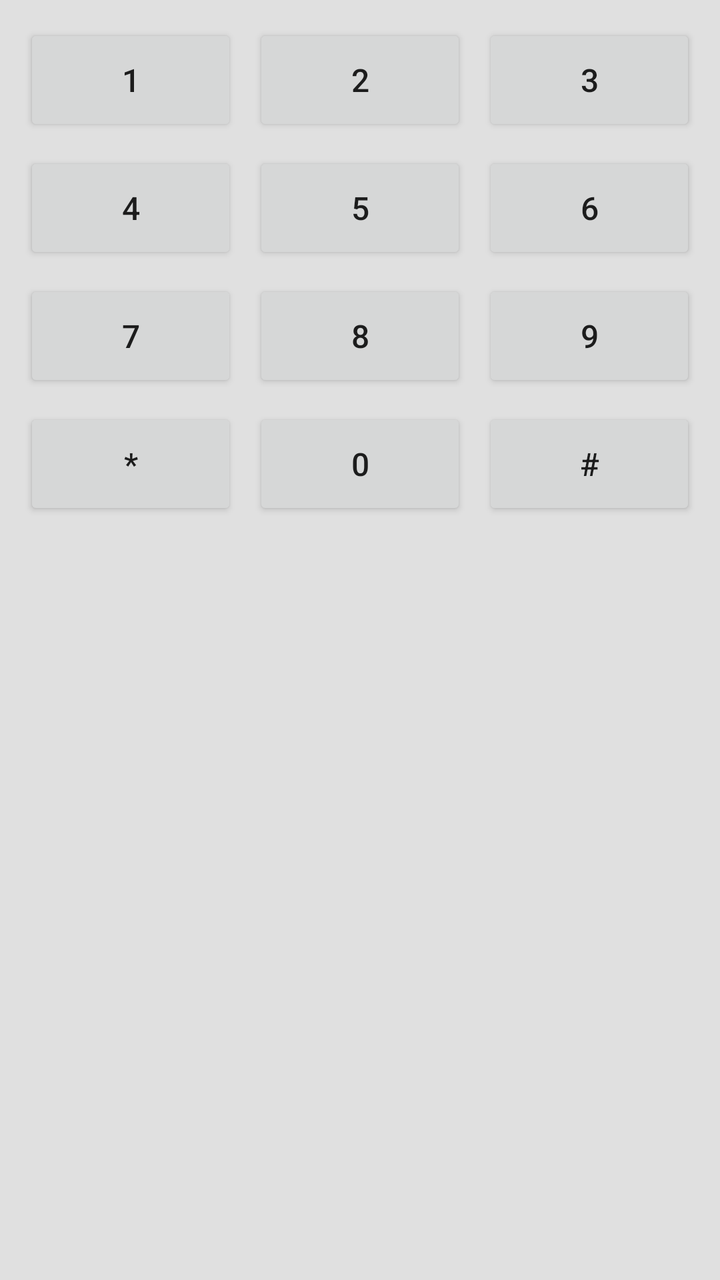
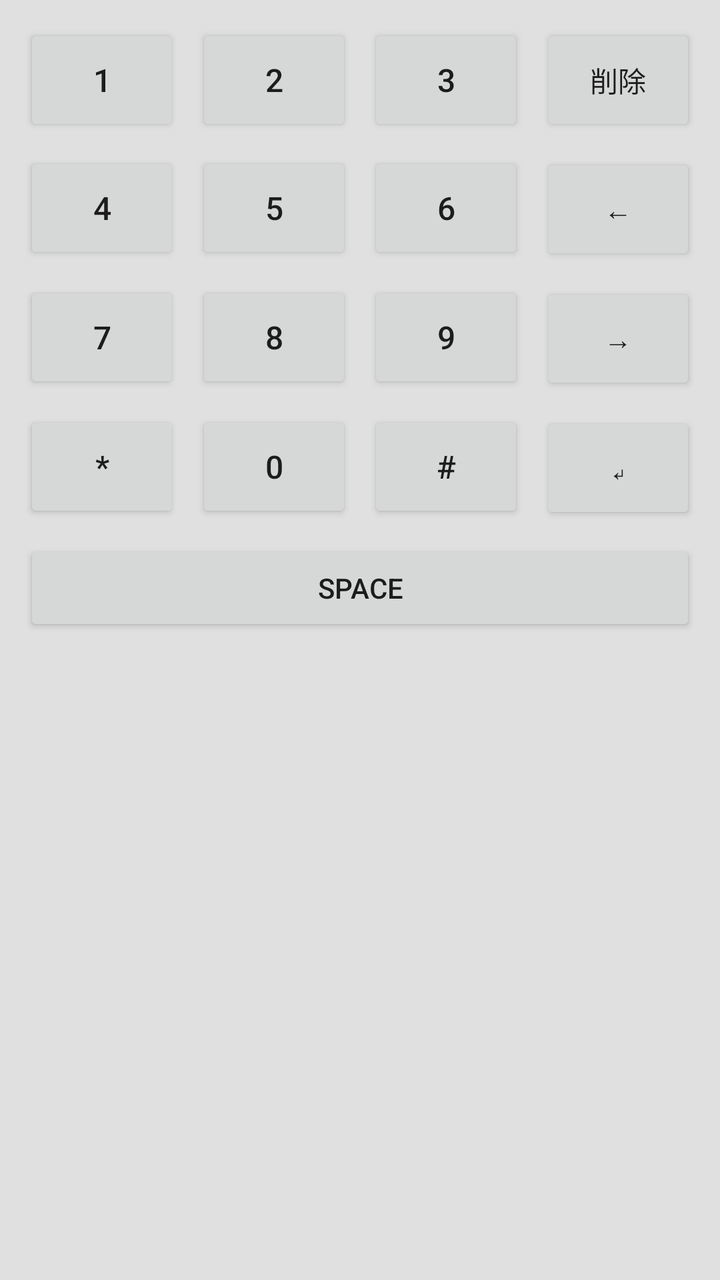

Screens rendered from an Android XML layout before and after an edit, with the pre-edit source and the edit as a unified diff.
<!-- AndroidManifest.xml: application theme Theme.TwoTouchKeyboard -->
<!-- res/layout/keyboard_view.xml -->
<?xml version="1.0" encoding="utf-8"?>
<LinearLayout xmlns:android="http://schemas.android.com/apk/res/android"
    android:layout_width="match_parent"
    android:layout_height="wrap_content"
    android:background="@color/keyboard_background"
    android:orientation="vertical"
    android:padding="8dp">

    <HorizontalScrollView
        android:id="@+id/candidate_scroll"
        android:layout_width="match_parent"
        android:layout_height="48dp"
        android:layout_marginBottom="8dp"
        android:background="@color/candidate_bar_background"
        android:fillViewport="true"
        android:scrollbars="none"
        android:visibility="gone">

        <LinearLayout
            android:id="@+id/candidate_container"
            android:layout_width="wrap_content"
            android:layout_height="match_parent"
            android:gravity="center_vertical"
            android:orientation="horizontal" />

    </HorizontalScrollView>

    <GridLayout
        android:id="@+id/keyboard_grid"
        android:layout_width="match_parent"
        android:layout_height="wrap_content"
        android:columnCount="3"
        android:rowCount="4"
        android:useDefaultMargins="true">

        <Button
            android:id="@+id/key_1"
            style="@style/KeyboardKey"
            android:layout_column="0"
            android:layout_row="0"
            android:text="1" />

        <Button
            android:id="@+id/key_2"
            style="@style/KeyboardKey"
            android:layout_column="1"
            android:layout_row="0"
            android:text="2" />

        <Button
            android:id="@+id/key_3"
            style="@style/KeyboardKey"
            android:layout_column="2"
            android:layout_row="0"
            android:text="3" />

        <Button
            android:id="@+id/key_4"
            style="@style/KeyboardKey"
            android:layout_column="0"
            android:layout_row="1"
            android:text="4" />

        <Button
            android:id="@+id/key_5"
            style="@style/KeyboardKey"
            android:layout_column="1"
            android:layout_row="1"
            android:text="5" />

        <Button
            android:id="@+id/key_6"
            style="@style/KeyboardKey"
            android:layout_column="2"
            android:layout_row="1"
            android:text="6" />

        <Button
            android:id="@+id/key_7"
            style="@style/KeyboardKey"
            android:layout_column="0"
            android:layout_row="2"
            android:text="7" />

        <Button
            android:id="@+id/key_8"
            style="@style/KeyboardKey"
            android:layout_column="1"
            android:layout_row="2"
            android:text="8" />

        <Button
            android:id="@+id/key_9"
            style="@style/KeyboardKey"
            android:layout_column="2"
            android:layout_row="2"
            android:text="9" />

        <Button
            android:id="@+id/key_star"
            style="@style/KeyboardKey"
            android:layout_column="0"
            android:layout_row="3"
            android:text="*" />

        <Button
            android:id="@+id/key_0"
            style="@style/KeyboardKey"
            android:layout_column="1"
            android:layout_row="3"
            android:text="0" />

        <Button
            android:id="@+id/key_hash"
            style="@style/KeyboardKey"
            android:layout_column="2"
            android:layout_row="3"
            android:text="#" />

    </GridLayout>

</LinearLayout>
<!-- resources referenced by this layout -->
<resources>
  <color name="candidate_bar_background">#FFFFFF</color>
  <color name="keyboard_background">#E0E0E0</color>
  <style name="KeyboardKey">
          <item name="android:layout_width">0dp</item>
          <item name="android:layout_height">56dp</item>
          <item name="android:layout_columnWeight">1</item>
          <item name="android:layout_gravity">fill_horizontal</item>
          <item name="android:textSize">16sp</item>
      </style>
  <style name="Theme.TwoTouchKeyboard" parent="android:Theme.Material.Light.NoActionBar" />
</resources>

<!-- the commit's change to res/layout/keyboard_view.xml (unified diff, before → after) -->
@@ -29,8 +29,8 @@
         android:id="@+id/keyboard_grid"
         android:layout_width="match_parent"
         android:layout_height="wrap_content"
-        android:columnCount="3"
-        android:rowCount="4"
+        android:columnCount="4"
+        android:rowCount="5"
         android:useDefaultMargins="true">
 
         <Button
@@ -55,6 +55,13 @@
             android:text="3" />
 
         <Button
+            android:id="@+id/key_delete"
+            style="@style/KeyboardFunctionKey"
+            android:layout_column="3"
+            android:layout_row="0"
+            android:text="@string/key_delete" />
+
+        <Button
             android:id="@+id/key_4"
             style="@style/KeyboardKey"
             android:layout_column="0"
@@ -74,6 +81,13 @@
             android:layout_column="2"
             android:layout_row="1"
             android:text="6" />
+
+        <Button
+            android:id="@+id/key_cursor_left"
+            style="@style/KeyboardFunctionKey"
+            android:layout_column="3"
+            android:layout_row="1"
+            android:text="@string/key_cursor_left" />
 
         <Button
             android:id="@+id/key_7"
@@ -97,6 +111,13 @@
             android:text="9" />
 
         <Button
+            android:id="@+id/key_cursor_right"
+            style="@style/KeyboardFunctionKey"
+            android:layout_column="3"
+            android:layout_row="2"
+            android:text="@string/key_cursor_right" />
+
+        <Button
             android:id="@+id/key_star"
             style="@style/KeyboardKey"
             android:layout_column="0"
@@ -117,6 +138,21 @@
             android:layout_row="3"
             android:text="#" />
 
+        <Button
+            android:id="@+id/key_enter"
+            style="@style/KeyboardFunctionKey"
+            android:layout_column="3"
+            android:layout_row="3"
+            android:text="@string/key_enter" />
+
+        <Button
+            android:id="@+id/key_space"
+            style="@style/KeyboardSpaceKey"
+            android:layout_column="0"
+            android:layout_columnSpan="4"
+            android:layout_row="4"
+            android:text="@string/key_space" />
+
     </GridLayout>
 
 </LinearLayout>
<!-- resource entries referenced after the edit -->
@@ -2,6 +2,14 @@
 <resources>
   <color name="candidate_bar_background">#FFFFFF</color>
   <color name="keyboard_background">#E0E0E0</color>
+  <string name="key_cursor_left">←</string>
+  <string name="key_cursor_right">→</string>
+  <string name="key_delete">削除</string>
+  <string name="key_enter">↵</string>
+  <string name="key_space">Space</string>
+  <style name="KeyboardFunctionKey" parent="KeyboardKey">
+          <item name="android:textSize">14sp</item>
+      </style>
   <style name="KeyboardKey">
           <item name="android:layout_width">0dp</item>
           <item name="android:layout_height">56dp</item>
@@ -9,6 +17,10 @@
           <item name="android:layout_gravity">fill_horizontal</item>
           <item name="android:textSize">16sp</item>
       </style>
+  <style name="KeyboardSpaceKey" parent="KeyboardKey">
+          <item name="android:layout_height">48dp</item>
+          <item name="android:textSize">14sp</item>
+      </style>
   <style name="Theme.TwoTouchKeyboard" parent="android:Theme.Material.Light.NoActionBar" />
 </resources>
 
